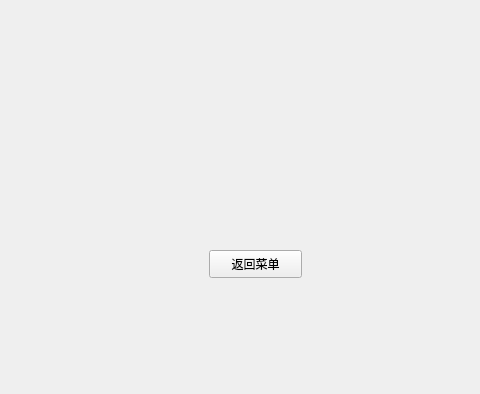
The window that csetdlg.ui (wgananh/Formal_Brmal_Bejeweled) describes before a commit, drawn with Qt 5; both pictures show x 131 to 611 and y 0 to 394 of the 800 by 600 pixel window.
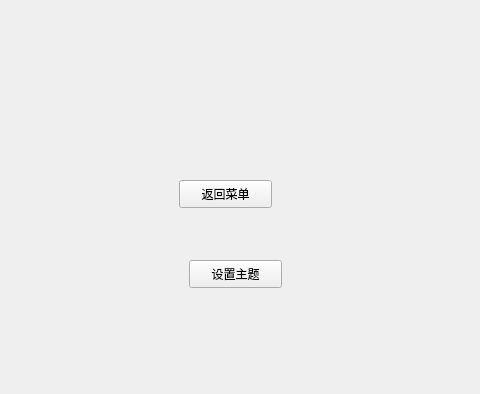
The same window after the commit.

Commit message: 5.17 23:19 设置主题

```diff
--- a/csetdlg.ui
+++ b/csetdlg.ui
@@ -17,8 +17,8 @@
    <widget class="QPushButton" name="btn_setToMenu">
     <property name="geometry">
      <rect>
-      <x>340</x>
-      <y>250</y>
+      <x>310</x>
+      <y>180</y>
       <width>93</width>
       <height>28</height>
      </rect>
@@ -27,6 +27,19 @@
      <string>返回菜单</string>
     </property>
    </widget>
+   <widget class="QPushButton" name="btn_setToTheme">
+    <property name="geometry">
+     <rect>
+      <x>320</x>
+      <y>260</y>
+      <width>93</width>
+      <height>28</height>
+     </rect>
+    </property>
+    <property name="text">
+     <string>设置主题</string>
+    </property>
+   </widget>
   </widget>
   <widget class="QMenuBar" name="menubar">
    <property name="geometry">
```
Left out of the diff: 2 changed lines with no effect on the pictures. The commit also changes 18 other files.
